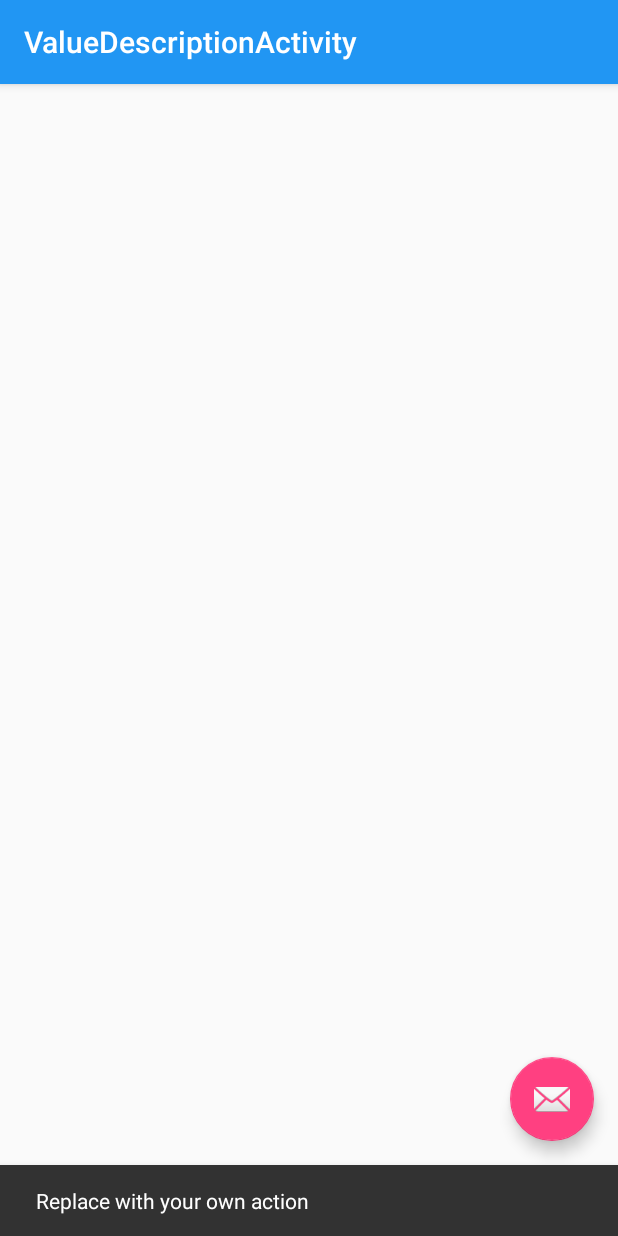
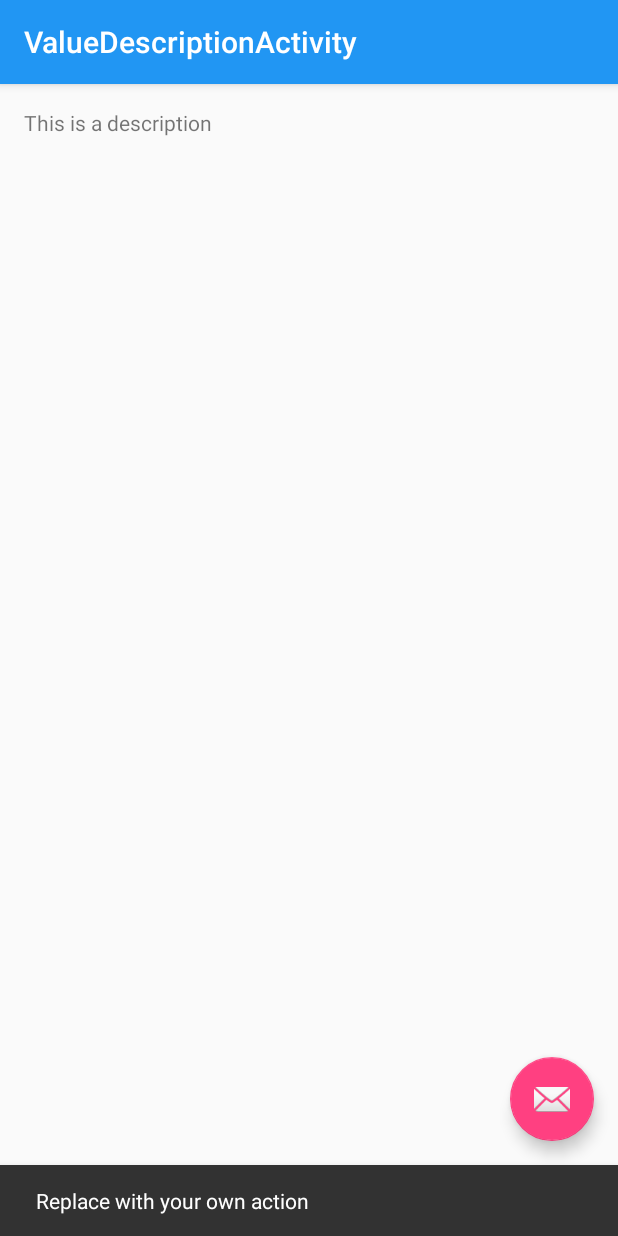
Before and after one commit to HRVBand/hrv-band, an Android app: the ValueDescriptionActivity screen opened directly, with no data from a screen before it, after a tap on an icon or button, on a phone screen of 412 x 824 dp. Run offline under Robolectric (Android 15) with nearby library versions, the phone set to English and light mode, and no system bars.

Commit message:
ui update

```diff
--- a/app/src/main/java/hrv/band/aurora/view/ValueDescriptionActivity.java
+++ b/app/src/main/java/hrv/band/aurora/view/ValueDescriptionActivity.java
@@ -3,20 +3,25 @@ package hrv.band.aurora.view;
 import android.os.Bundle;
 import android.support.design.widget.FloatingActionButton;
 import android.support.design.widget.Snackbar;
+import android.support.v4.widget.TextViewCompat;
 import android.support.v7.app.AppCompatActivity;
 import android.support.v7.widget.Toolbar;
 import android.view.View;
+import android.widget.TextView;
 
 import hrv.band.aurora.R;
 
 public class ValueDescriptionActivity extends AppCompatActivity {
 
+    private TextView description;
     @Override
     protected void onCreate(Bundle savedInstanceState) {
         super.onCreate(savedInstanceState);
         setContentView(R.layout.activity_value_description);
         Toolbar toolbar = (Toolbar) findViewById(R.id.toolbar);
         setSupportActionBar(toolbar);
+
+        int position = getIntent().getIntExtra(SaveValuesActivity.HRV_VALUE_ID, 0);
 
         FloatingActionButton fab = (FloatingActionButton) findViewById(R.id.fab);
         fab.setOnClickListener(new View.OnClickListener() {
--- a/app/src/main/res/layout/content_value_description.xml
+++ b/app/src/main/res/layout/content_value_description.xml
@@ -1,12 +1,20 @@
 <?xml version="1.0" encoding="utf-8"?>
-<android.support.constraint.ConstraintLayout xmlns:android="http://schemas.android.com/apk/res/android"
+<LinearLayout xmlns:android="http://schemas.android.com/apk/res/android"
     xmlns:app="http://schemas.android.com/apk/res-auto"
     xmlns:tools="http://schemas.android.com/tools"
-    android:id="@+id/content_value_description"
     android:layout_width="match_parent"
     android:layout_height="match_parent"
+    android:orientation="vertical"
+    android:paddingBottom="@dimen/activity_vertical_margin"
+    android:paddingLeft="@dimen/activity_horizontal_margin"
+    android:paddingRight="@dimen/activity_horizontal_margin"
+    android:paddingTop="@dimen/activity_vertical_margin"
     app:layout_behavior="@string/appbar_scrolling_view_behavior"
     tools:context="hrv.band.aurora.view.ValueDescriptionActivity"
     tools:showIn="@layout/activity_value_description">
 
-</android.support.constraint.ConstraintLayout>
+    <TextView
+        android:layout_width="match_parent"
+        android:layout_height="match_parent"
+        android:text="This is a description"/>
+</LinearLayout>
```
Also changed, not shown: app/src/main/java/hrv/band/aurora/Control/HRVParameters.java (+49 -1 lines), app/src/main/java/hrv/band/aurora/view/MeasureActivity.java (+5 -2 lines), app/src/main/java/hrv/band/aurora/view/SaveValuesActivity.java (+29 -15 lines), app/src/main/java/hrv/band/aurora/view/adapter/ValueAdapter.java (+25 -5 lines).
